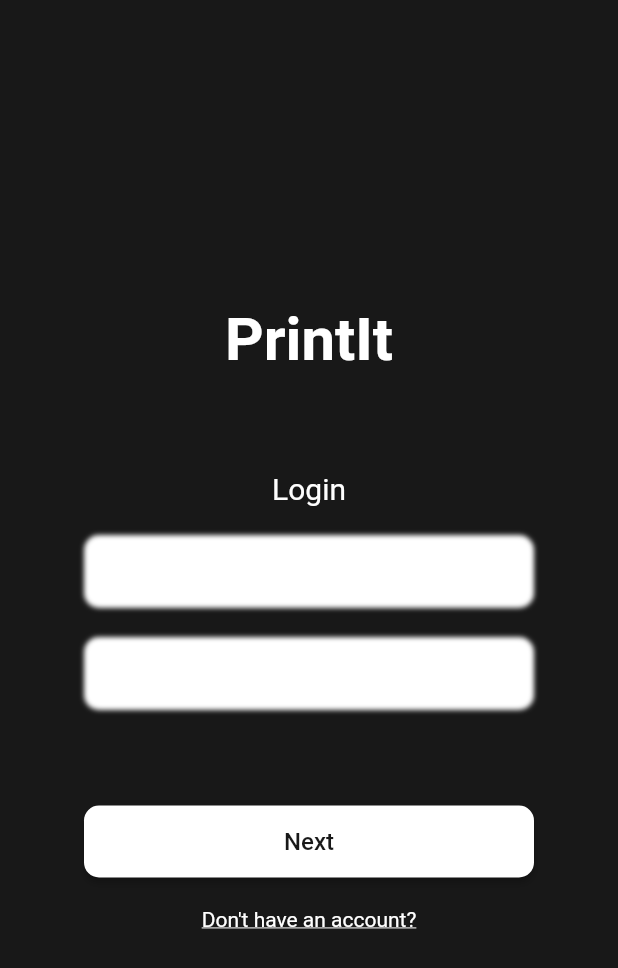
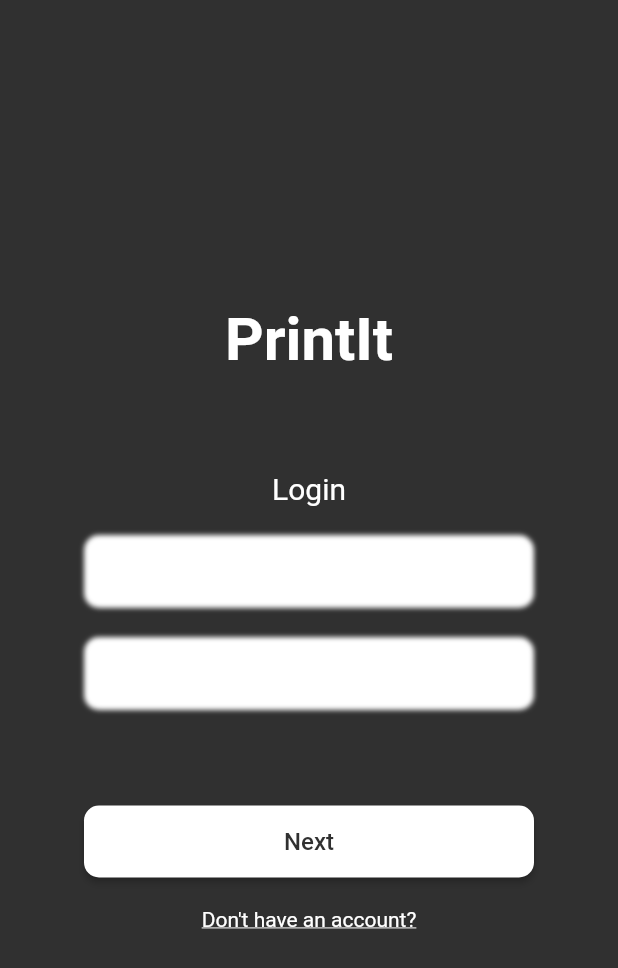
Before and after one commit to kenticent-edu/printit, a Flutter app: the LoginPage screen opened directly, on a phone screen of 412 x 824 dp. Shown: the top 968 px of the screen. Run offline on Flutter 3.47's test engine with Material 2 defaults, Android fonts, the phone set to English and light mode, and no system bars; our stand-ins replace image_picker.

Commit message:
Integrate the photo list page into the the existing logic

```diff
--- a/lib/main.dart
+++ b/lib/main.dart
@@ -1,19 +1,19 @@
 import 'package:flutter/material.dart';
-import 'package:printit/screens/photo_list_page.dart';
+import 'package:printit/screens/login_page.dart';
 
 void main() {
-  runApp(const MyApp());
+  runApp(const PrintItApp());
 }
 
-class MyApp extends StatelessWidget {
-  const MyApp({super.key});
+class PrintItApp extends StatelessWidget {
+  const PrintItApp({super.key});
 
   @override
   Widget build(BuildContext context) {
     return MaterialApp(
-      title: 'Flutter Demo',
+      title: 'PrintIt',
       theme: ThemeData.dark(),
-      home: const PhotoListPage(),
+      home: const LoginPage(),
     );
   }
 }
--- a/lib/screens/login_page.dart
+++ b/lib/screens/login_page.dart
@@ -1,6 +1,5 @@
 import 'package:flutter/material.dart';
-
-const backgroundColor = Color(0xFF181818);
+import 'photo_list_page.dart';
 
 class LoginPage extends StatelessWidget {
   const LoginPage({super.key});
@@ -8,7 +7,6 @@ class LoginPage extends StatelessWidget {
   @override
   Widget build(BuildContext context) {
     return Scaffold(
-      backgroundColor: backgroundColor,
       body: Center(
         child: Column(
           mainAxisAlignment: MainAxisAlignment.center,
@@ -16,7 +14,6 @@ class LoginPage extends StatelessWidget {
             const Text(
               'PrintIt',
               style: TextStyle(
-                color: Colors.white,
                 fontSize: 40,
                 fontWeight: FontWeight.bold,
               ),
@@ -27,7 +24,6 @@ class LoginPage extends StatelessWidget {
             const Text(
               'Login',
               style: TextStyle(
-                color: Colors.white,
                 fontSize: 20,
               ),
             ),
@@ -90,7 +86,12 @@ class LoginPage extends StatelessWidget {
               height: 48,
               child: ElevatedButton(
                 onPressed: () {
-                  // handle login/registration
+                  Navigator.push(
+                    context,
+                    MaterialPageRoute(
+                      builder: (context) => const PhotoListPage(),
+                    ),
+                  );
                 },
                 style: ElevatedButton.styleFrom(
                   backgroundColor: Colors.white,
@@ -100,7 +101,7 @@ class LoginPage extends StatelessWidget {
                 child: const Text(
                   'Next',
                   style: TextStyle(
-                    color: backgroundColor,
+                    color: Color(0xff303030),
                     fontSize: 16,
                   ),
                 ),
--- a/lib/screens/photo_list_page.dart
+++ b/lib/screens/photo_list_page.dart
@@ -75,7 +75,7 @@ class _PhotoListPageState extends State<PhotoListPage> {
           return Card(
             margin: const EdgeInsets.all(8.0),
             child: Padding(
-              padding: const EdgeInsets.all(8.0),
+              padding: const EdgeInsets.all(10.0),
               child: Row(
                 children: <Widget>[
                   Expanded(
```
